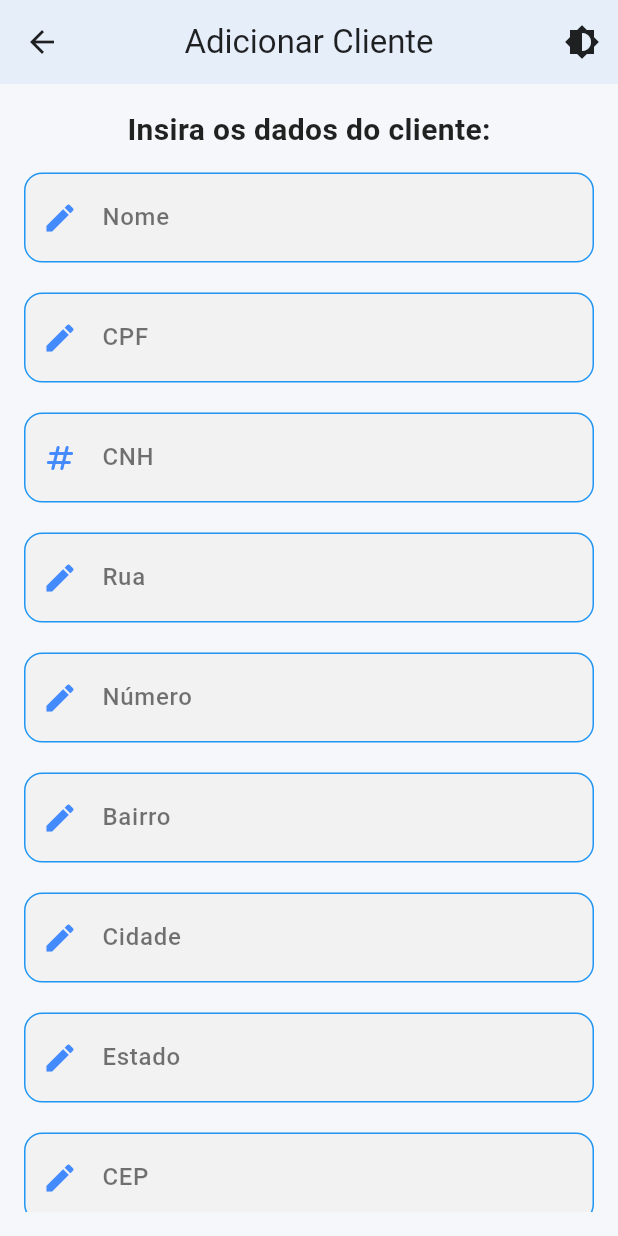
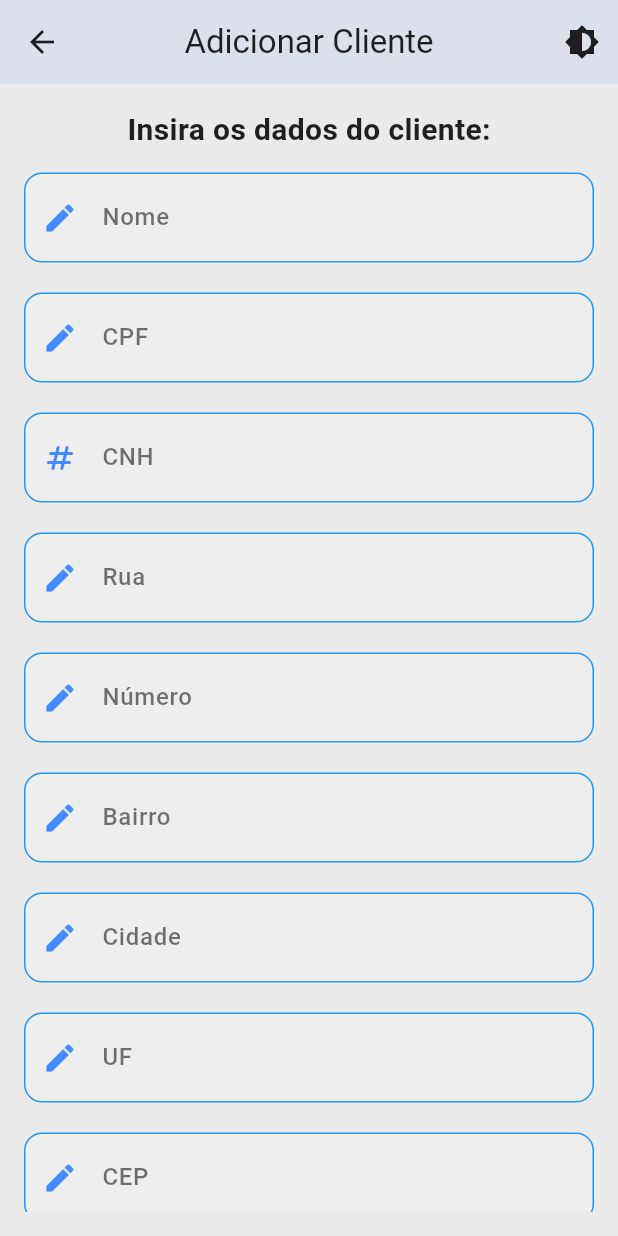
Before and after one commit to DouglaSantos777/ConnectCar, a Flutter app: the screen it shows after launch, item 4 of the bottom bar chosen, after a tap on "Adicionar Cliente", on a phone screen of 412 x 824 dp. Run offline on Flutter 3.47's test engine with Material 3 defaults, Android fonts, the phone set to English and light mode, and no system bars; our stand-ins replace drift, fl_chart, flutter_riverpod, hive, hive_flutter, image_picker; accounts and stored records are empty; generated files the repository leaves out were written again.

Commit message:
feat: estilizações adicionais para utilização do banco clientes

```diff
--- a/lib/models/app_database.dart
+++ b/lib/models/app_database.dart
@@ -34,6 +34,7 @@ class AppDatabase extends _$AppDatabase {
     required String telefone,
     required String email,
   }) async {
+
     final clienteCompanion = ClienteCompanion(
       nome: Value(nome),
       cpf: Value(cpf),
@@ -54,4 +55,8 @@ class AppDatabase extends _$AppDatabase {
   Future<List<ClienteData>> getAllClientes() async {
     return await select(cliente).get();
   }
+
+  Future<ClienteData?> getClienteById(int id) async {
+    return (select(cliente)..where((tbl) => tbl.id.equals(id))).getSingleOrNull();
+  }
 }
--- /dev/null
+++ b/lib/riverpod/clientes_notifier.dart
@@ -0,0 +1,21 @@
+import 'package:flutter_riverpod/flutter_riverpod.dart';
+import 'package:connectcar/models/app_database.dart';
+
+class ClientesNotifier extends StateNotifier<List<ClienteData>> {
+  ClientesNotifier() : super([]);
+
+  Future<void> carregarClientes() async {
+    final db = await AppDatabase.open();
+    state = await db.getAllClientes();
+  }
+
+  Future<void> adicionarCliente(ClienteData novoCliente) async {
+    state = [...state, novoCliente];
+  }
+}
+
+final clientesProvider = StateNotifierProvider<ClientesNotifier, List<ClienteData>>((ref) {
+  final notifier = ClientesNotifier();
+  notifier.carregarClientes();
+  return notifier;
+});
--- a/lib/screens/detalhes_aluguel_screen.dart
+++ b/lib/screens/detalhes_aluguel_screen.dart
@@ -17,7 +17,7 @@ class DetalhesAluguelScreen extends StatelessWidget {
           child: Column(
             children: [
               CardCarro(),
-              CardCliente(),
+              CardCliente(clienteId: 4,),
               CardInformacoesAluguel(),
             ],
           ),
--- a/lib/screens/realizar_aluguel_screen.dart
+++ b/lib/screens/realizar_aluguel_screen.dart
@@ -1,9 +1,9 @@
+import 'package:connectcar/theme/cores_theme.dart';
 import 'package:connectcar/widgets/alugueis/orcamento.dart';
 import 'package:connectcar/widgets/custom_app_bar.dart';
 import 'package:connectcar/widgets/formulario/botao_cadastro.dart';
 import 'package:connectcar/widgets/formulario/formulario_carros.dart';
 import 'package:connectcar/widgets/formulario/formulario_clientes.dart';
-import 'package:connectcar/widgets/formulario/formulario_data.dart';
 import 'package:flutter/material.dart';
 import 'package:connectcar/widgets/alugueis/adicionar_cliente.dart';
 
@@ -17,19 +17,6 @@ class RealizarAluguelScreen extends StatefulWidget {
 class _RealizarAluguelScreenState extends State<RealizarAluguelScreen> {
   String? clienteSelecionado;
   String? carroSelecionado;
-
-  void _navigateToAdicionarCliente() async {
-    final result = await Navigator.push(
-      context,
-      MaterialPageRoute(builder: (context) => const AdicionarCliente()),
-    );
-
-    if (result != null) {
-      setState(() {
-        clienteSelecionado = result;
-      });
-    }
-  }
 
   @override
   Widget build(BuildContext context) {
@@ -45,7 +32,7 @@ class _RealizarAluguelScreenState extends State<RealizarAluguelScreen> {
                 crossAxisAlignment: CrossAxisAlignment.center,
                 children: [
                   const Text(
-                    'Selecione o cliente:',
+                    'Selecione ou adicione o cliente:',
                     style: TextStyle(
                       fontWeight: FontWeight.w600,
                       fontSize: 20,
@@ -59,6 +46,30 @@ class _RealizarAluguelScreenState extends State<RealizarAluguelScreen> {
                         clienteSelecionado = newValue;
                       });
                     },
+                  ),
+                  ElevatedButton(
+                    onPressed: (){
+                      Navigator.push(
+                        context,
+                        MaterialPageRoute(builder: (context) => const AdicionarCliente()),
+                      );
+                    },
+                    style: ElevatedButton.styleFrom(
+                      backgroundColor: CoresTheme.backgroundBotao,
+                      padding: const EdgeInsets.symmetric(horizontal: 24, vertical: 16),
+                      shape: RoundedRectangleBorder(
+                        borderRadius: BorderRadius.circular(12),
+                      ),
+                      elevation: 5,
+                    ),
+                    child: const Text(
+                      'Adicionar Cliente',
+                      style: TextStyle(
+                        fontSize: 18,
+                        fontWeight: FontWeight.bold,
+                        color: CoresTheme.textoTemaEscuro
+                      ),
+                    ),
                   ),
                   const SizedBox(height: 14),
                   const Text(
@@ -83,22 +94,7 @@ class _RealizarAluguelScreenState extends State<RealizarAluguelScreen> {
                       });
                     },
                   ),
-                  if (clienteSelecionado == null) ...[
-                    ElevatedButton(
-                      onPressed: _navigateToAdicionarCliente,
-                      child: const Text('Adicionar Cliente'),
-                    ),
-                  ],
                   const Orcamento(),
-                  const Text(
-                    'Selecione a data de pagamento:',
-                    style: TextStyle(
-                      fontWeight: FontWeight.w600,
-                      fontSize: 20,
-                    ),
-                  ),
-                  const SizedBox(height: 14),
-                  const FormularioData(label: 'Data de Pagamento'),
                   BotaoCadastro(
                     label: 'Finalizar aluguel',
                     onPressed: () {
--- a/lib/theme/cores_theme.dart
+++ b/lib/theme/cores_theme.dart
@@ -4,7 +4,7 @@ class CoresTheme {
   static const azulPrimarioClaro = Colors.blueAccent;
   static const lilasPrimarioEscuro = Color.fromARGB(255, 186, 132, 253);
 
-  static const backgroundTemaClaro = Color.fromARGB(219, 243, 246, 249);
+  static const backgroundTemaClaro = Color.fromARGB(219, 231, 231, 231);
   static const backgroundTemaEscuro = Color(0xFF0A0E21);
 
   static const textoPrimarioClaro = Colors.black87;
@@ -21,5 +21,7 @@ class CoresTheme {
 
   static var textoAzulTemaClaro = Colors.blue[900];
 
-  static const corVerde = Colors.green;
+  static const corVerde = Color.fromARGB(255, 60, 138, 63);
+
+  static const backgroundBotao = Color.fromARGB(255, 59, 3, 69);
 }
--- a/lib/widgets/alugueis/adicionar_cliente.dart
+++ b/lib/widgets/alugueis/adicionar_cliente.dart
@@ -1,5 +1,6 @@
 import 'package:connectcar/models/app_database.dart';
 import 'package:connectcar/widgets/custom_app_bar.dart';
+import 'package:connectcar/widgets/formulario/botao_cadastro.dart';
 import 'package:connectcar/widgets/formulario/formulario_numerico.dart';
 import 'package:connectcar/widgets/formulario/formulario_texto.dart';
 import 'package:flutter/material.dart';
@@ -118,15 +119,12 @@ class _AdicionarClienteState extends State<AdicionarCliente> {
               FormularioTexto(label: 'Número', controller: enderecoNumeroController),
               FormularioTexto(label: 'Bairro', controller: enderecoBairroController),
               FormularioTexto(label: 'Cidade', controller: enderecoCidadeController),
-              FormularioTexto(label: 'Estado', controller: enderecoEstadoController),
+              FormularioTexto(label: 'UF', controller: enderecoEstadoController),
               FormularioTexto(label: 'CEP', controller: enderecoCepController),
               FormularioTexto(label: 'Telefone', controller: telefoneController),
               FormularioTexto(label: 'Email', controller: emailController),
               const SizedBox(height: 20),
-              ElevatedButton(
-                onPressed: _salvarCliente,
-                child: const Text('Salvar Cliente'),
-              ),
+              BotaoCadastro(label: 'Salvar Cliente', onPressed: _salvarCliente),
             ],
           ),
         ),
--- a/lib/widgets/formulario/botao_cadastro.dart
+++ b/lib/widgets/formulario/botao_cadastro.dart
@@ -1,3 +1,4 @@
+import 'package:connectcar/theme/cores_theme.dart';
 import 'package:flutter/material.dart';
 
 class BotaoCadastro extends StatelessWidget {
@@ -12,10 +13,10 @@ class BotaoCadastro extends StatelessWidget {
         onPressed();
       },
       style: ElevatedButton.styleFrom(
-        backgroundColor: Colors.green,
+        backgroundColor: CoresTheme.corVerde,
         padding: const EdgeInsets.symmetric(
           vertical: 15.0,
-          horizontal: 50.0,
+          horizontal: 30.0,
         ),
         shape: RoundedRectangleBorder(
           borderRadius: BorderRadius.circular(30),
@@ -26,7 +27,7 @@ class BotaoCadastro extends StatelessWidget {
         style: const TextStyle(
           fontSize: 18,
           fontWeight: FontWeight.bold,
-          color: Colors.white70
+          color: CoresTheme.textoTemaEscuro,
         ),
       ),
     );
--- a/lib/widgets/formulario/formulario_clientes.dart
+++ b/lib/widgets/formulario/formulario_clientes.dart
@@ -1,8 +1,10 @@
 import 'package:connectcar/models/app_database.dart';
+import 'package:connectcar/riverpod/clientes_notifier.dart';
 import 'package:flutter/material.dart';
 import 'package:connectcar/theme/cores_theme.dart';
+import 'package:flutter_riverpod/flutter_riverpod.dart';
 
-class FormularioClientes extends StatefulWidget {
+class FormularioClientes extends ConsumerStatefulWidget {
   final String? clienteSelecionado;
   final void Function(String?) onChanged;
 
@@ -13,32 +15,25 @@ class FormularioClientes extends StatefulWidget {
   });
 
   @override
-  State<FormularioClientes> createState() => _FormularioClientesState();
+  ConsumerState<FormularioClientes> createState() => _FormularioClientesState();
 }
 
-class _FormularioClientesState extends State<FormularioClientes> {
+class _FormularioClientesState extends ConsumerState<FormularioClientes> {
   final TextEditingController _cpfController = TextEditingController();
   List<ClienteData> clientesFiltrados = [];
-  late Future<List<ClienteData>> _clientesFuture;
 
   @override
-  void initState() {
-    super.initState();
-    _clientesFuture = AppDatabase.open().then((db) => db.getAllClientes());
-  }
+  Widget build(BuildContext context) {
+    final clientes = ref.watch(clientesProvider);
 
     void _filtrarClientes(String cpf) {
       setState(() {
-      _clientesFuture.then((clientes) {
         clientesFiltrados = clientes.where((cliente) {
           return cliente.cpf.contains(cpf) || cliente.nome.toLowerCase().contains(cpf.toLowerCase());
         }).toList();
       });
-    });
     }
 
-  @override
-  Widget build(BuildContext context) {
     return Container(
       margin: const EdgeInsets.only(bottom: 20),
       child: Column(
@@ -53,38 +48,21 @@ class _FormularioClientesState extends State<FormularioClientes> {
             onChanged: _filtrarClientes,
           ),
           const SizedBox(height: 10),
-          FutureBuilder<List<ClienteData>>(
-            future: _clientesFuture,
-            builder: (context, snapshot) {
-              if (snapshot.connectionState == ConnectionState.waiting) {
-                return const CircularProgressIndicator();
-              }
-              if (snapshot.hasError) {
-                return Text('Erro: ${snapshot.error}');
-              }
-              if (!snapshot.hasData || snapshot.data!.isEmpty) {
-                return const Text('Nenhum cliente encontrado.');
-              }
-
-              if (clientesFiltrados.isEmpty) {
-                clientesFiltrados = snapshot.data!;
-              }
-
-              return DropdownButtonFormField<String>(
+          clientes.isEmpty
+              ? const Text('Nenhum cliente encontrado.')
+              : DropdownButtonFormField<String>(
                   value: widget.clienteSelecionado,
                   hint: const Text(
                     'Selecione um cliente',
                     style: TextStyle(color: CoresTheme.textoEscuroClaro, fontWeight: FontWeight.w700),
                   ),
-                items: clientesFiltrados.map((cliente) {
+                  items: (clientesFiltrados.isEmpty ? clientes : clientesFiltrados).map((cliente) {
                     return DropdownMenuItem<String>(
                       value: cliente.cpf,
                       child: Text('${cliente.nome} - ${cliente.cpf}'),
                     );
                   }).toList(),
                   onChanged: widget.onChanged,
-              );
-            },
                 ),
         ],
       ),
--- a/lib/widgets/valor_total_estilo.dart
+++ b/lib/widgets/valor_total_estilo.dart
@@ -1,3 +1,4 @@
+import 'package:connectcar/theme/cores_theme.dart';
 import 'package:flutter/material.dart';
 
 class ValorTotalEstilo extends StatelessWidget {
@@ -10,24 +11,20 @@ class ValorTotalEstilo extends StatelessWidget {
       margin: const EdgeInsets.only(bottom: 24),
       padding: const EdgeInsets.all(8),
       decoration: BoxDecoration(
-        gradient: LinearGradient(
-          colors: [Colors.green.shade500, Colors.green.shade700],
-          begin: Alignment.topLeft,
-          end: Alignment.bottomRight,
-        ),
+        color: Colors.blueGrey.shade800,
         borderRadius: BorderRadius.circular(14),
         boxShadow: [
           BoxShadow(
-            color: Colors.black.withOpacity(0.1),
-            blurRadius: 10,
-            offset: const Offset(0, 6),
+            color: Colors.black.withOpacity(0.05),
+            blurRadius: 8,
+            offset: const Offset(0, 4),
           ),
         ],
       ),
       child: Row(
         crossAxisAlignment: CrossAxisAlignment.center,
         children: [
-          const Icon(Icons.attach_money, size: 30, color: Colors.white),
+          const Icon(Icons.attach_money, size: 30, color: CoresTheme.textoTemaEscuro),
           const SizedBox(width: 12),
           Column(
             crossAxisAlignment: CrossAxisAlignment.start,
@@ -43,7 +40,7 @@ class ValorTotalEstilo extends StatelessWidget {
               Text(
                 'R\$ $valorTotal',
                 style: const TextStyle(
-                  color: Colors.white,
+                  color: CoresTheme.textoTemaEscuro,
                   fontSize: 22,
                   fontWeight: FontWeight.bold,
                 ),
```
Also changed, not shown: lib/screens/adicionar_carro_screen.dart (+21 -1 lines), lib/widgets/clientes/card_cliente.dart (+71 -10 lines), lib/models/app_database.g.dart. Lines whose indentation alone changed are shown as unchanged.
